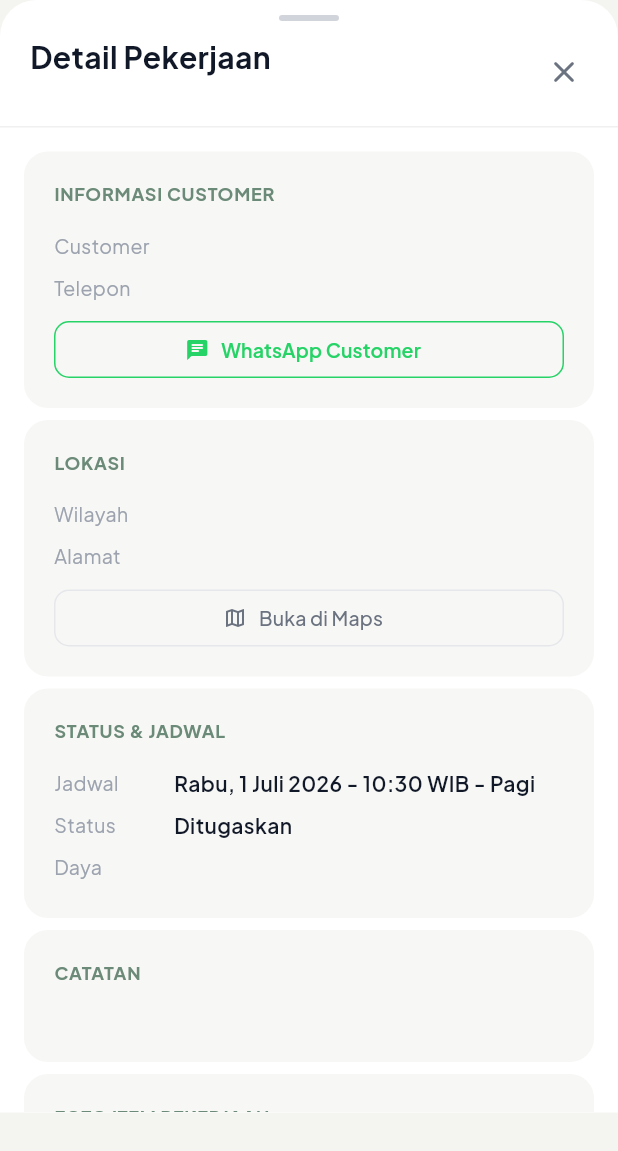
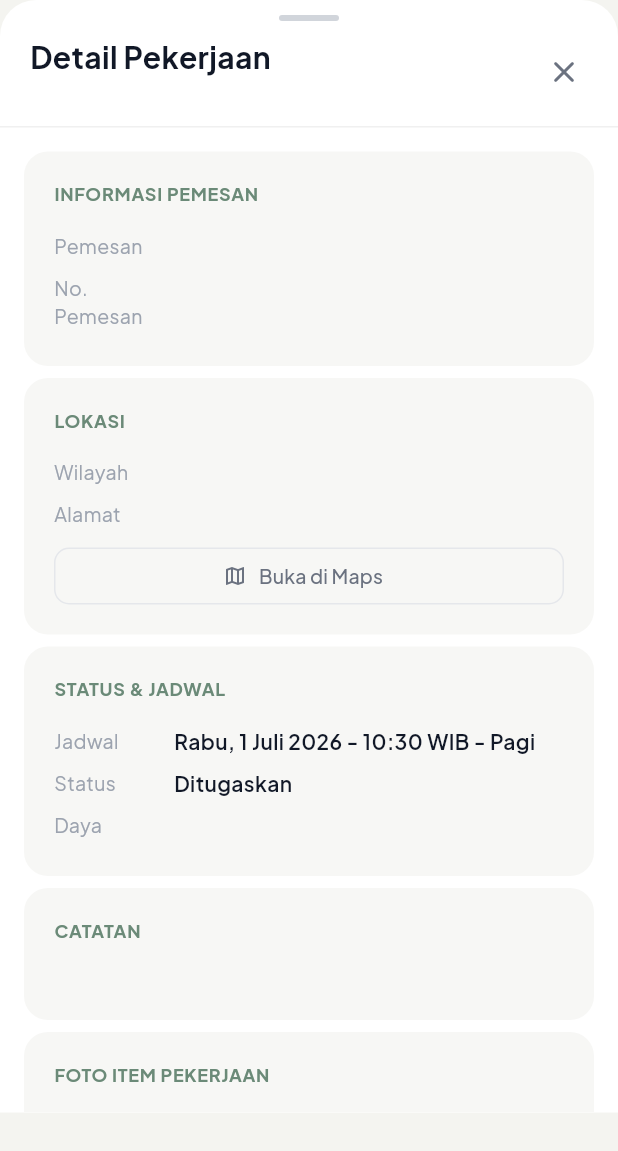
Before and after one commit to Althafi/YB-Staff-App-Flutter, a Flutter app: the JobDetailSheet widget shown alone on an empty page, opened directly with empty values, on a phone screen of 412 x 824 dp. Shown: the top 1151 px of the screen. Run offline on Flutter 3.47's test engine with Material 3 defaults, Android fonts, the phone set to English and light mode, and no system bars; our stand-ins replace connectivity_plus, firebase_core, firebase_messaging, flutter_local_notifications, flutter_native_splash, flutter_riverpod and 3 more; missing offline and left inert: alice, alice_http; accounts and stored records are empty; generated files the repository leaves out were written again; network calls fail.

Commit message:
feat: Enhance job details with site contact information and communication options

```diff
--- a/lib/core/constants/app_strings.dart
+++ b/lib/core/constants/app_strings.dart
@@ -103,10 +103,14 @@ abstract final class AppStrings {
 
   // ── Job Detail ─────────────────────────────────────────────────────────────
   static const String jobDetailTitle = 'Detail Pekerjaan';
-  static const String sectionCustomer = 'INFORMASI CUSTOMER';
-  static const String labelCustomer = 'Customer';
-  static const String labelPhone = 'Telepon';
-  static const String whatsappCustomer = 'WhatsApp Customer';
+  static const String sectionOrderer = 'INFORMASI PEMESAN';
+  static const String labelOrderer = 'Pemesan';
+  static const String labelOrdererPhone = 'No. Pemesan';
+  static const String sectionSiteContact = 'KONTAK ORANG DI LOKASI';
+  static const String labelSiteContactName = 'Nama';
+  static const String labelSiteContactPhone = 'Nomor';
+  static const String chatWhatsapp = 'Chat via WhatsApp';
+  static const String callPhone = 'Telepon';
   static const String sectionLocation = 'LOKASI';
   static const String labelRegion = 'Wilayah';
   static const String labelAddress = 'Alamat';
--- a/lib/core/services/fcm_service.dart
+++ b/lib/core/services/fcm_service.dart
@@ -8,6 +8,11 @@ import 'package:yb_staff_app/core/utils/navigator_key.dart';
 // ── Background isolate handler ────────────────────────────────────────────────
 @pragma('vm:entry-point')
 Future<void> _onBackgroundMessage(RemoteMessage message) async {
+  // When the payload includes a `notification` block, the OS already renders
+  // it automatically while the app is backgrounded/terminated. Showing it
+  // again here would duplicate the popup, so only handle data-only messages.
+  if (message.notification != null) return;
+
   final localNotif = FlutterLocalNotificationsPlugin();
   await localNotif.initialize(
     const InitializationSettings(
--- a/lib/domain/entities/job.dart
+++ b/lib/domain/entities/job.dart
@@ -68,6 +68,10 @@ class Job {
     this.orderCode,
     this.mapsLink,
     this.whatsappUrl,
+    this.siteContactIsOrderer = true,
+    this.siteContactName,
+    this.siteContactPhone,
+    this.siteContactNormalizedPhone,
   });
 
   final int id;
@@ -81,6 +85,12 @@ class Job {
   final List<String> services;
   final String? region;
   final String? power;
+
+  // ── Site contact (orang di lokasi) ──────────────────────────────────────────
+  final bool siteContactIsOrderer;
+  final String? siteContactName;
+  final String? siteContactPhone;
+  final String? siteContactNormalizedPhone;
 
   // ── Pricing ───────────────────────────────────────────────────────────────
   final double discount;         // discount_amount (Rp)
@@ -126,6 +136,10 @@ class Job {
     String? orderCode,
     String? mapsLink,
     String? whatsappUrl,
+    bool? siteContactIsOrderer,
+    String? siteContactName,
+    String? siteContactPhone,
+    String? siteContactNormalizedPhone,
   }) {
     return Job(
       id: id ?? this.id,
@@ -151,6 +165,11 @@ class Job {
       orderCode: orderCode ?? this.orderCode,
       mapsLink: mapsLink ?? this.mapsLink,
       whatsappUrl: whatsappUrl ?? this.whatsappUrl,
+      siteContactIsOrderer: siteContactIsOrderer ?? this.siteContactIsOrderer,
+      siteContactName: siteContactName ?? this.siteContactName,
+      siteContactPhone: siteContactPhone ?? this.siteContactPhone,
+      siteContactNormalizedPhone:
+          siteContactNormalizedPhone ?? this.siteContactNormalizedPhone,
     );
   }
 
--- a/lib/presentation/widgets/job_detail_sheet.dart
+++ b/lib/presentation/widgets/job_detail_sheet.dart
@@ -102,7 +102,10 @@ class JobDetailSheet extends StatelessWidget {
                   child: Column(
                     crossAxisAlignment: CrossAxisAlignment.start,
                     children: [
-                      _buildCustomerSection(),
+                      _buildOrdererSection(context),
+                      if (!job.siteContactIsOrderer &&
+                          (job.siteContactName?.isNotEmpty ?? false))
+                        _buildSiteContactSection(context),
                       _buildLocationSection(),
                       _buildStatusSection(),
                       _buildNotesSection(),
@@ -122,40 +125,28 @@ class JobDetailSheet extends StatelessWidget {
 
   // ── Section builders ──────────────────────────────────────────────────────
 
-  Widget _buildCustomerSection() {
+  Widget _buildOrdererSection(BuildContext context) {
     return _section(
-      title: AppStrings.sectionCustomer,
+      title: AppStrings.sectionOrderer,
       children: [
-        _infoRow(AppStrings.labelCustomer, job.customerName),
-        _infoRow(AppStrings.labelPhone, job.customerPhone, isPhone: true),
-        if (job.whatsappUrl != null)
-          Padding(
-            padding: const EdgeInsets.only(top: AppSpacing.sm),
-            child: SizedBox(
-              width: double.infinity,
-              height: 38,
-              child: OutlinedButton.icon(
-                onPressed: () async {
-                  final uri = Uri.parse(job.whatsappUrl!);
-                  if (await canLaunchUrl(uri)) await launchUrl(uri);
-                },
-                style: OutlinedButton.styleFrom(
-                  side: const BorderSide(color: Color(0xFF25D366)),
-                  foregroundColor: const Color(0xFF25D366),
-                  shape: RoundedRectangleBorder(
-                    borderRadius: BorderRadius.circular(AppSpacing.radiusButton),
-                  ),
-                ),
-                icon: const Icon(Icons.chat_rounded, size: 16),
-                label: Text(
-                  AppStrings.whatsappCustomer,
-                  style: GoogleFonts.plusJakartaSans(
-                    fontSize: 13,
-                    fontWeight: FontWeight.w600,
-                  ),
-                ),
-              ),
-            ),
+        _infoRow(AppStrings.labelOrderer, job.customerName),
+        _phoneRow(context, AppStrings.labelOrdererPhone, job.customerPhone),
+      ],
+    );
+  }
+
+  Widget _buildSiteContactSection(BuildContext context) {
+    final phone = job.siteContactPhone;
+    return _section(
+      title: AppStrings.sectionSiteContact,
+      children: [
+        _infoRow(AppStrings.labelSiteContactName, job.siteContactName!),
+        if (phone != null && phone.isNotEmpty)
+          _phoneRow(
+            context,
+            AppStrings.labelSiteContactPhone,
+            phone,
+            normalizedPhone: job.siteContactNormalizedPhone,
           ),
       ],
     );
@@ -485,35 +476,7 @@ class JobDetailSheet extends StatelessWidget {
     );
   }
 
-  Widget _infoRow(String label, String value, {bool isPhone = false}) {
-    final Widget valueWidget = isPhone
-        ? GestureDetector(
-            onTap: () async {
-              final uri = Uri.parse('tel:$value');
-              if (await canLaunchUrl(uri)) {
-                await launchUrl(uri);
-              }
-            },
-            child: Text(
-              value,
-              style: GoogleFonts.plusJakartaSans(
-                fontSize: 14,
-                fontWeight: FontWeight.w600,
-                color: AppColors.primary,
-                decoration: TextDecoration.underline,
-                decorationColor: AppColors.primary,
-              ),
-            ),
-          )
-        : Text(
-            value,
-            style: GoogleFonts.plusJakartaSans(
-              fontSize: 14,
-              fontWeight: FontWeight.w600,
-              color: AppColors.textPrimary,
-            ),
-          );
-
+  Widget _infoRow(String label, String value) {
     return Padding(
       padding: const EdgeInsets.symmetric(vertical: 4),
       child: Row(
@@ -530,10 +493,158 @@ class JobDetailSheet extends StatelessWidget {
               ),
             ),
           ),
-          Expanded(child: valueWidget),
+          Expanded(
+            child: Text(
+              value,
+              style: GoogleFonts.plusJakartaSans(
+                fontSize: 14,
+                fontWeight: FontWeight.w600,
+                color: AppColors.textPrimary,
+              ),
+            ),
+          ),
         ],
       ),
     );
+  }
+
+  Widget _phoneRow(
+    BuildContext context,
+    String label,
+    String phone, {
+    String? normalizedPhone,
+  }) {
+    return Padding(
+      padding: const EdgeInsets.symmetric(vertical: 4),
+      child: Row(
+        crossAxisAlignment: CrossAxisAlignment.start,
+        children: [
+          SizedBox(
+            width: 80,
+            child: Text(
+              label,
+              style: GoogleFonts.plusJakartaSans(
+                fontSize: 13,
+                fontWeight: FontWeight.w400,
+                color: AppColors.textHint,
+              ),
+            ),
+          ),
+          Expanded(
+            child: GestureDetector(
+              onTap: () =>
+                  _showContactOptions(context, phone, normalizedPhone),
+              child: Text(
+                phone,
+                style: GoogleFonts.plusJakartaSans(
+                  fontSize: 14,
+                  fontWeight: FontWeight.w600,
+                  color: AppColors.primary,
+                  decoration: TextDecoration.underline,
+                  decorationColor: AppColors.primary,
+                ),
+              ),
+            ),
+          ),
+        ],
+      ),
+    );
+  }
+
+  // ── Contact actions (WhatsApp / call) ───────────────────────────────────────
+
+  void _showContactOptions(
+    BuildContext context,
+    String phone,
+    String? normalizedPhone,
+  ) {
+    showModalBottomSheet<void>(
+      context: context,
+      backgroundColor: Colors.white,
+      shape: const RoundedRectangleBorder(
+        borderRadius:
+            BorderRadius.vertical(top: Radius.circular(AppSpacing.radiusSheet)),
+      ),
+      builder: (sheetContext) {
+        return SafeArea(
+          child: Column(
+            mainAxisSize: MainAxisSize.min,
+            children: [
+              Center(
+                child: Container(
+                  margin: const EdgeInsets.symmetric(vertical: 10),
+                  width: 40,
+                  height: 4,
+                  decoration: BoxDecoration(
+                    color: const Color(0xFFD1D5DB),
+                    borderRadius: BorderRadius.circular(2),
+                  ),
+                ),
+              ),
+              ListTile(
+                leading: const Icon(Icons.chat_rounded, color: Color(0xFF25D366)),
+                title: Text(
+                  AppStrings.chatWhatsapp,
+                  style: GoogleFonts.plusJakartaSans(
+                    fontSize: 14,
+                    fontWeight: FontWeight.w600,
+                    color: AppColors.textPrimary,
+                  ),
+                ),
+                onTap: () {
+                  Navigator.of(sheetContext).pop();
+                  _launchWhatsApp(phone, normalizedPhone);
+                },
+              ),
+              ListTile(
+                leading: const Icon(Icons.call_rounded, color: AppColors.primary),
+                title: Text(
+                  AppStrings.callPhone,
+                  style: GoogleFonts.plusJakartaSans(
+                    fontSize: 14,
+                    fontWeight: FontWeight.w600,
+                    color: AppColors.textPrimary,
+                  ),
+                ),
+                onTap: () {
+                  Navigator.of(sheetContext).pop();
+                  _launchPhoneCall(phone);
+                },
+              ),
+              const SizedBox(height: AppSpacing.sm),
+            ],
+          ),
+        );
+      },
+    );
+  }
+
+  Future<void> _launchWhatsApp(String phone, String? normalizedPhone) async {
+    final target = normalizedPhone ?? _normalizePhone(phone);
+    final appUri = Uri.parse('whatsapp://send?phone=$target');
+    if (await canLaunchUrl(appUri)) {
+      await launchUrl(appUri);
+      return;
+    }
+    final webUri = Uri.parse('https://wa.me/$target');
+    if (await canLaunchUrl(webUri)) {
+      await launchUrl(webUri, mode: LaunchMode.externalApplication);
+    }
+  }
+
+  Future<void> _launchPhoneCall(String phone) async {
+    final uri = Uri.parse('tel:$phone');
+    if (await canLaunchUrl(uri)) {
+      await launchUrl(uri);
+    }
+  }
+
+  static String _normalizePhone(String phone) {
+    var digits = phone.replaceAll(RegExp(r'[^0-9]'), '');
+    if (digits.startsWith('0')) {
+      digits = '62${digits.substring(1)}';
+    }
+    return digits;
   }
 
   Widget _itemRow(JobItem item) {
```
Also changed, not shown: lib/data/models/job_model.dart (+23 -0 lines), 2 other files.
